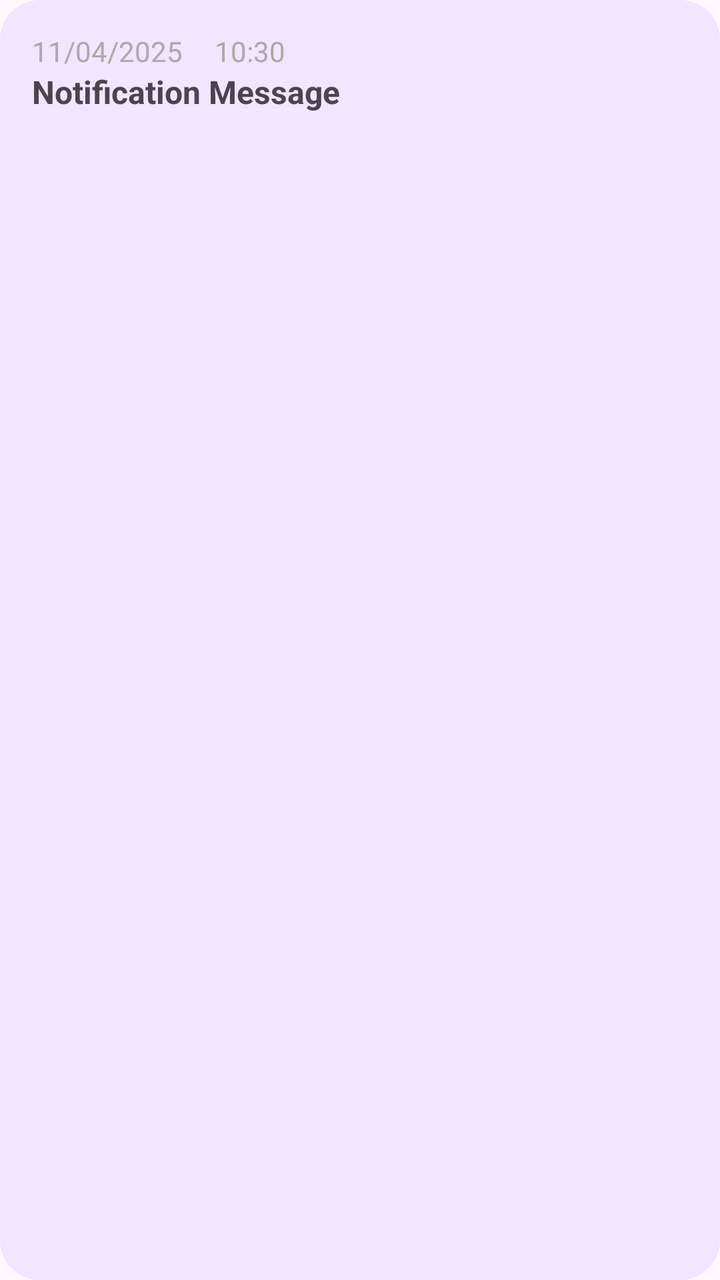
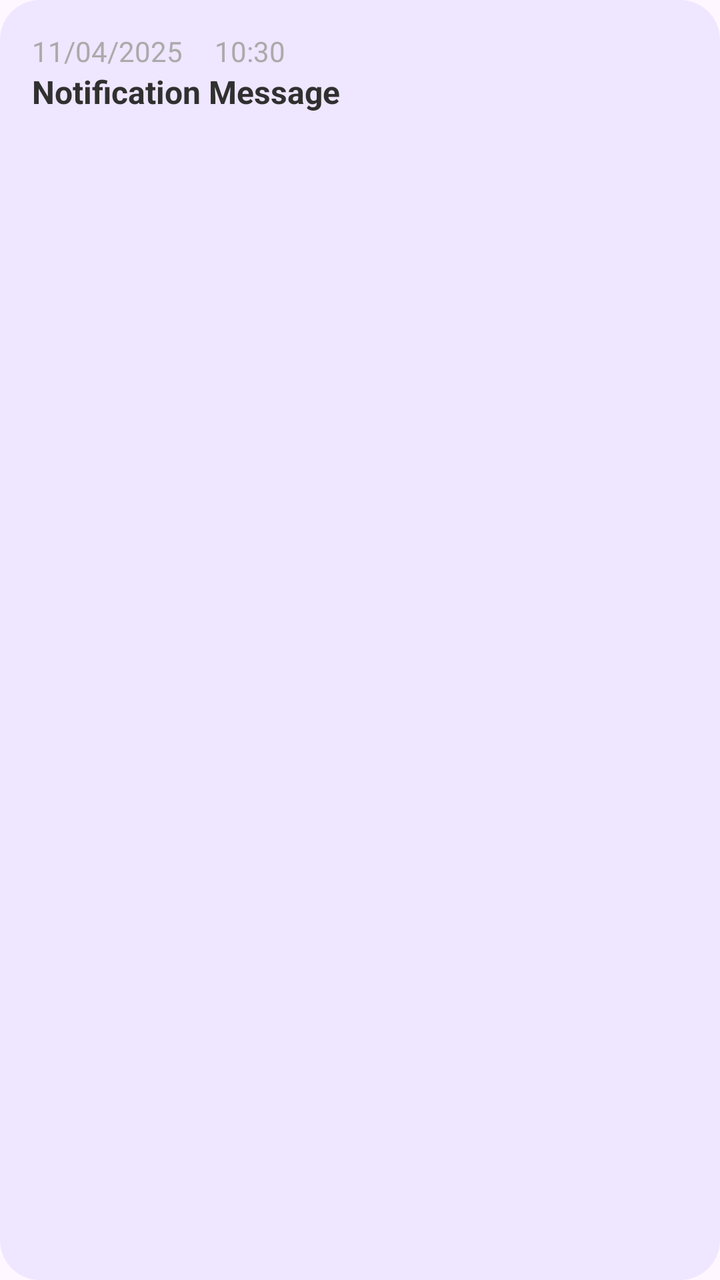

Screens rendered from an Android XML layout before and after an edit, with the pre-edit source and the edit as a unified diff.
<!-- AndroidManifest.xml: application theme Theme.TaskPilot -->
<!-- res/layout/single_notification_item.xml -->
<?xml version="1.0" encoding="utf-8"?>
<LinearLayout xmlns:android="http://schemas.android.com/apk/res/android"
    android:layout_width="match_parent"
    android:layout_height="wrap_content"
    android:padding="16dp"
    android:orientation="vertical"
    android:background="@drawable/task_item_background">

    <LinearLayout
        android:layout_width="match_parent"
        android:layout_height="wrap_content"
        >
        <TextView
            android:layout_width="wrap_content"
            android:layout_height="wrap_content"
            android:text="11/04/2025"
            android:id="@+id/tvNotificationDate"
            android:textSize="14sp"
            android:layout_marginRight="16dp"
            android:textColor="@android:color/darker_gray"
            />
        <TextView
            android:layout_width="wrap_content"
            android:layout_height="wrap_content"
            android:text="10:30"
            android:id="@+id/tvNotificationTime"
            android:textSize="14sp"
            android:textColor="@android:color/darker_gray"
            />
    </LinearLayout>

    <TextView
        android:layout_width="wrap_content"
        android:layout_height="wrap_content"
        android:text="Notification Message"
        android:id="@+id/tvNotificationMessage"
        android:textSize="16sp"
        android:textStyle="bold"
        />

</LinearLayout>
<!-- resources referenced by this layout -->
<resources>
  <!-- drawable task_item_background (drawable) -->
  <?xml version="1.0" encoding="utf-8"?>
  <shape xmlns:android="http://schemas.android.com/apk/res/android">
      <solid android:color="#EFE6FF"/>
      <corners android:radius="20dp"/>
      <padding
          android:left="2dp"
          android:top="2dp"
          android:right="2dp"
          android:bottom="2dp"/>
  </shape>
  <style name="Theme.TaskPilot" parent="Base.Theme.TaskPilot" />
  <style name="Base.Theme.TaskPilot" parent="Theme.Material3.DayNight.NoActionBar">
          
          
      </style>
</resources>

<!-- the commit's change to res/layout/single_notification_item.xml (unified diff, before → after) -->
@@ -17,7 +17,7 @@
             android:id="@+id/tvNotificationDate"
             android:textSize="14sp"
             android:layout_marginRight="16dp"
-            android:textColor="@android:color/darker_gray"
+            android:textColor="@color/subText"
             />
         <TextView
             android:layout_width="wrap_content"
@@ -25,7 +25,7 @@
             android:text="10:30"
             android:id="@+id/tvNotificationTime"
             android:textSize="14sp"
-            android:textColor="@android:color/darker_gray"
+            android:textColor="@color/subText"
             />
     </LinearLayout>
 
@@ -35,6 +35,7 @@
         android:text="Notification Message"
         android:id="@+id/tvNotificationMessage"
         android:textSize="16sp"
+        android:textColor="@color/text"
         android:textStyle="bold"
         />
 
<!-- resource entries referenced after the edit -->
@@ -1,9 +1,11 @@
 <!-- resources referenced by this layout -->
 <resources>
+  <color name="subText">@android:color/darker_gray</color>
+  <color name="text">#303030</color>
   <!-- drawable task_item_background (drawable) -->
   <?xml version="1.0" encoding="utf-8"?>
   <shape xmlns:android="http://schemas.android.com/apk/res/android">
-      <solid android:color="#EFE6FF"/>
+      <solid android:color="@color/itemBackground"/>
       <corners android:radius="20dp"/>
       <padding
           android:left="2dp"
@@ -12,6 +14,7 @@
           android:bottom="2dp"/>
   </shape>
   <style name="Theme.TaskPilot" parent="Base.Theme.TaskPilot" />
+  <color name="itemBackground">#EFE6FF</color>"
   <style name="Base.Theme.TaskPilot" parent="Theme.Material3.DayNight.NoActionBar">
           
           
